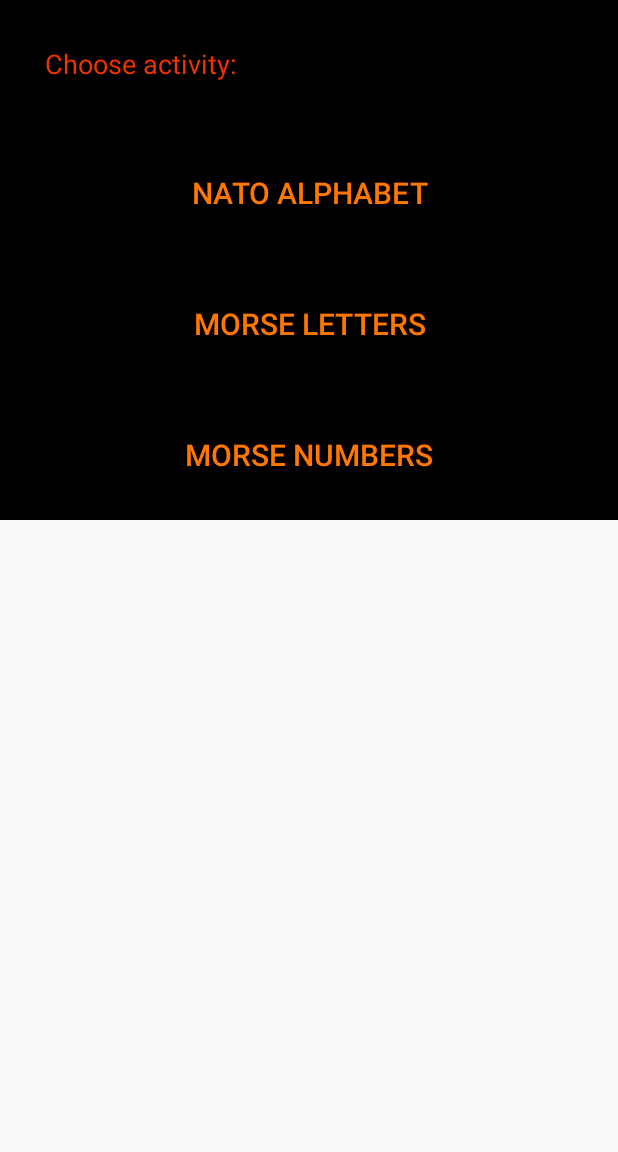
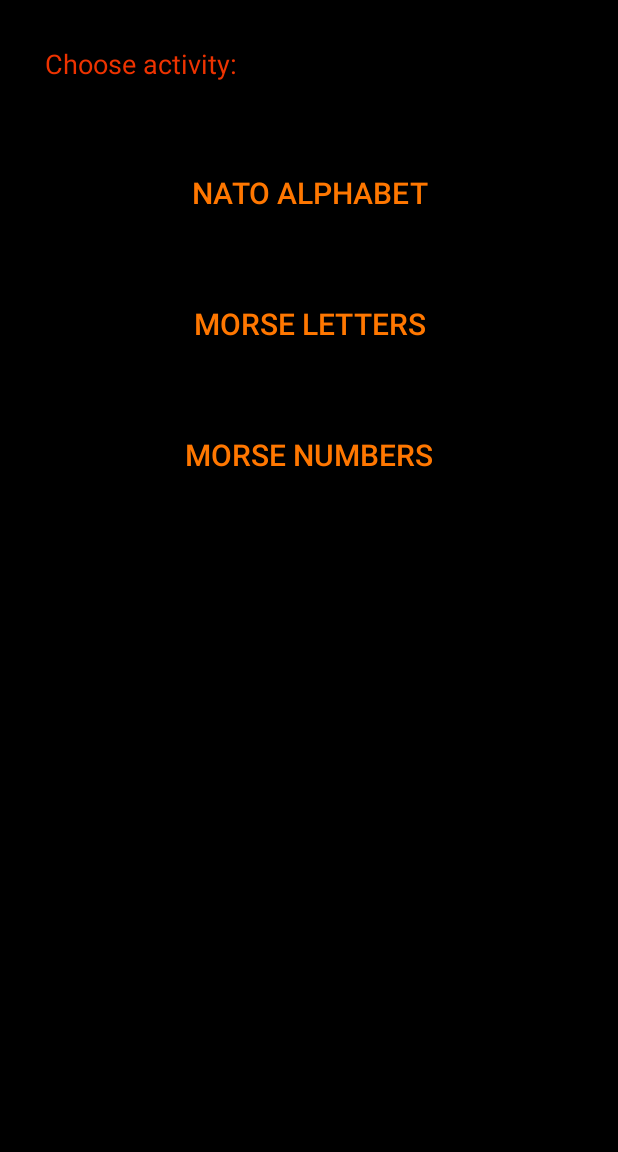
Before and after one commit to quarck/NatoPhonetic, an Android app: the screen it shows after launch (MainActivity), on a phone screen of 412 x 824 dp, the part 84-1236 px from its top. Run offline under Robolectric (Android 15) with nearby library versions, the phone set to English and light mode, and no system bars.

Commit message:
Hard-coded black theme now. Everything is black now

```diff
--- a/app/src/main/java/ph/quarck/github/com/nph/MainActivity.kt
+++ b/app/src/main/java/ph/quarck/github/com/nph/MainActivity.kt
@@ -15,6 +15,9 @@ class MainActivity : Activity() {
         super.onCreate(savedInstanceState)
         setContentView(R.layout.activity_main)
 
+        getWindow().setNavigationBarColor(getResources().getColor(android.R.color.black));
+
+
         (findViewById(R.id.buttonNato) as Button).setOnClickListener {
             startActivity(Intent(this, NatoPhonetic::class.java))
         }
--- a/app/src/main/java/ph/quarck/github/com/nph/PracticeActivityBase.kt
+++ b/app/src/main/java/ph/quarck/github/com/nph/PracticeActivityBase.kt
@@ -26,6 +26,8 @@ abstract class PracticeActivityBase : Activity() {
 
         super.onCreate(savedInstanceState)
         setContentView(R.layout.activity_practice)
+
+        getWindow().setNavigationBarColor(getResources().getColor(android.R.color.black));
 
         mapping = CreateMapping()
 
--- a/app/src/main/res/layout/activity_main.xml
+++ b/app/src/main/res/layout/activity_main.xml
@@ -2,11 +2,19 @@
 <LinearLayout xmlns:android="http://schemas.android.com/apk/res/android"
     xmlns:tools="http://schemas.android.com/tools"
     android:layout_width="match_parent"
-    android:layout_height="wrap_content"
+    android:layout_height="match_parent"
     tools:context="ph.quarck.github.com.nph.MainActivity"
     android:orientation="vertical"
     android:background="#000">
 
+
+    <LinearLayout xmlns:android="http://schemas.android.com/apk/res/android"
+        xmlns:tools="http://schemas.android.com/tools"
+        android:layout_width="match_parent"
+        android:layout_height="wrap_content"
+        tools:context="ph.quarck.github.com.nph.MainActivity"
+        android:orientation="vertical"
+        android:background="#000">
 
     <TextView
         android:id="@+id/textView"
@@ -67,4 +75,5 @@
 
         />
 
+    </LinearLayout>
 </LinearLayout>
```
Also changed, not shown: app/src/main/res/layout/activity_practice.xml (+9 -1 lines).
